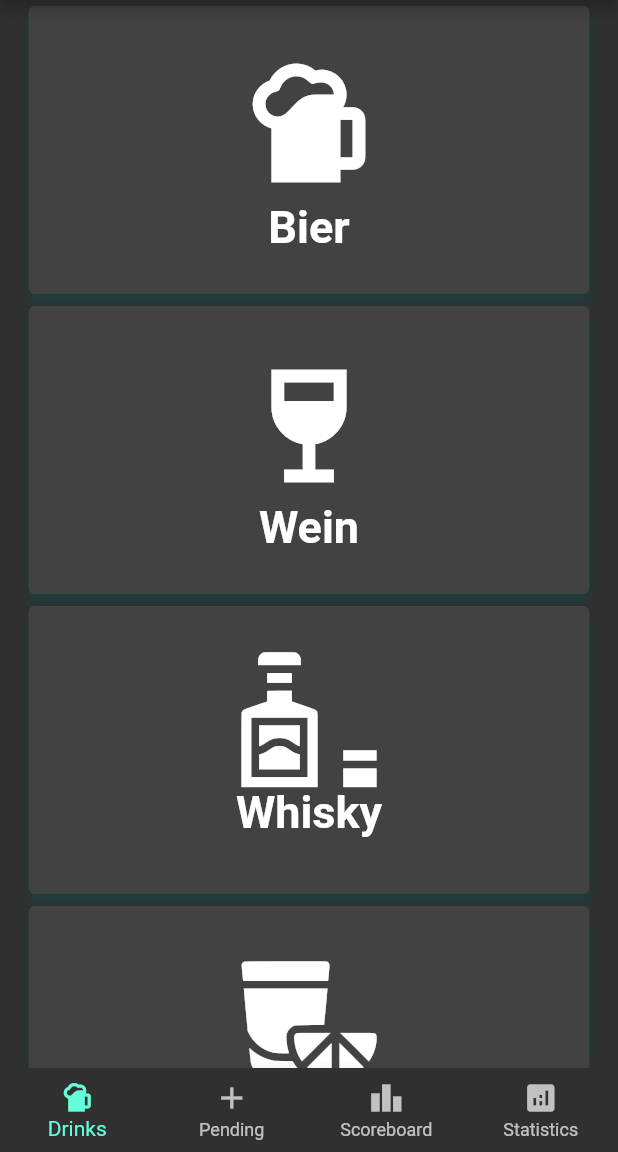
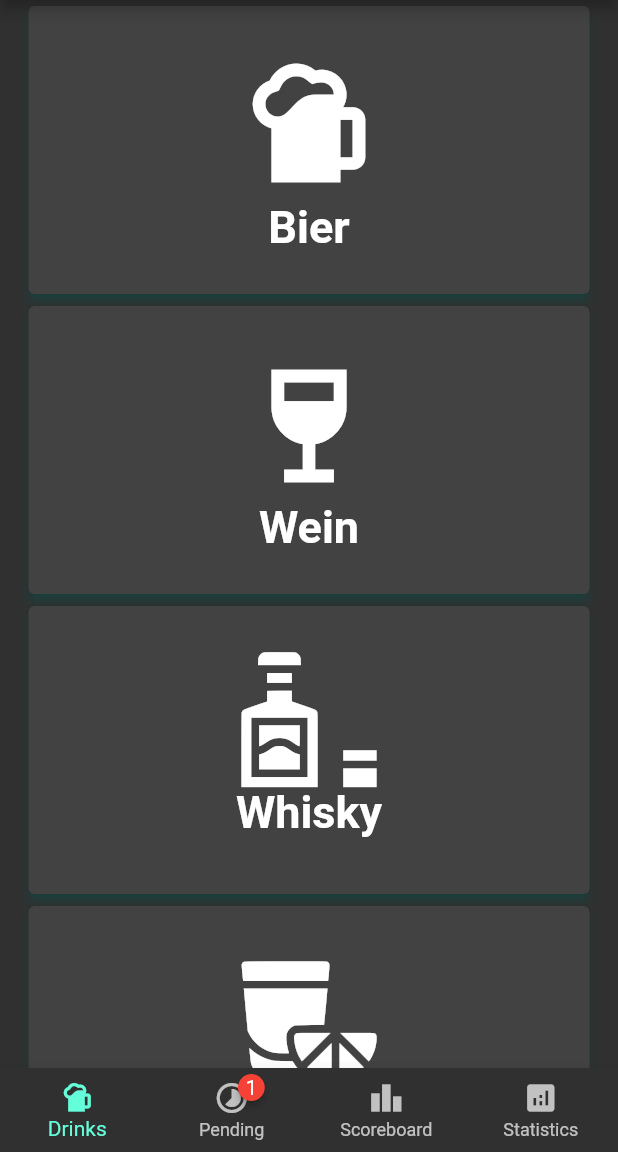
Before and after one commit to Blauben/competitive_sauf_tracker, a Flutter app: the screen it shows after launch, on a phone screen of 412 x 824 dp, the part 84-1236 px from its top. Run offline on Flutter 3.47's test engine with Material 2 defaults, Android fonts, the phone set to English and light mode, and no system bars; drawn by our look-alikes of badges; our stand-ins replace bloc, flutter_bloc, sqflite; accounts and stored records are empty.

Commit message:
Added Badge Template

```diff
--- a/lib/main.dart
+++ b/lib/main.dart
@@ -1,3 +1,4 @@
+import 'package:badges/badges.dart';
 import 'package:flutter/material.dart';
 import 'package:sauf_tracker/main_features/pending_drinks/body/pending_drinks.dart';
 
@@ -131,18 +132,21 @@ class _MainScreenState extends State<MainScreen> {
         body: _pages[currentIndex],
         bottomNavigationBar: BottomNavigationBar(
           type: BottomNavigationBarType.fixed,
-          items: const [
-            BottomNavigationBarItem(
+          items:  [
+            const BottomNavigationBarItem(
               label: "Drinks",
               icon: Icon(Icons.sports_bar),
             ),
             BottomNavigationBarItem(
               label: "Pending",
-              icon: Icon(Icons.add),
+              icon: Badge(
+                badgeContent: Text("1"),
+                child: Icon(Icons.timelapse_rounded),
+              ),
             ),
-            BottomNavigationBarItem(
+            const BottomNavigationBarItem(
                 label: "Scoreboard", icon: Icon(Icons.leaderboard)),
-            BottomNavigationBarItem(
+            const BottomNavigationBarItem(
                 label: "Statistics", icon: Icon(Icons.analytics)),
           ],
           onTap: (int index) {
--- a/pubspec.yaml
+++ b/pubspec.yaml
@@ -44,6 +44,7 @@ dependencies:
   bloc: ^8.0.0
   path:
   go_router: ^5.2.4
+  badges: ^2.0.3
 
 dev_dependencies:
   flutter_test:
```
Also changed, not shown: lib/main_features/pending_drinks/body/pending_drinks.dart (+26 -2 lines), pubspec.lock.
